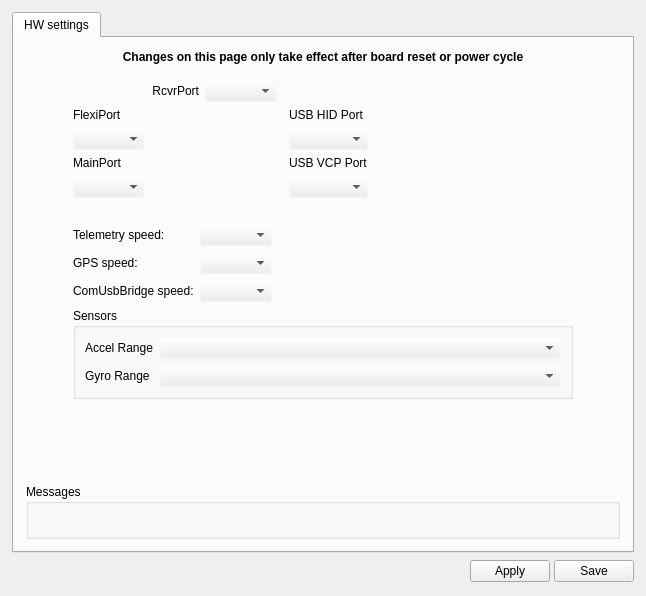
Qt form ground/gcs/src/plugins/config/cc_hw_settings.ui (TauLabs/TauLabs) before a commit.
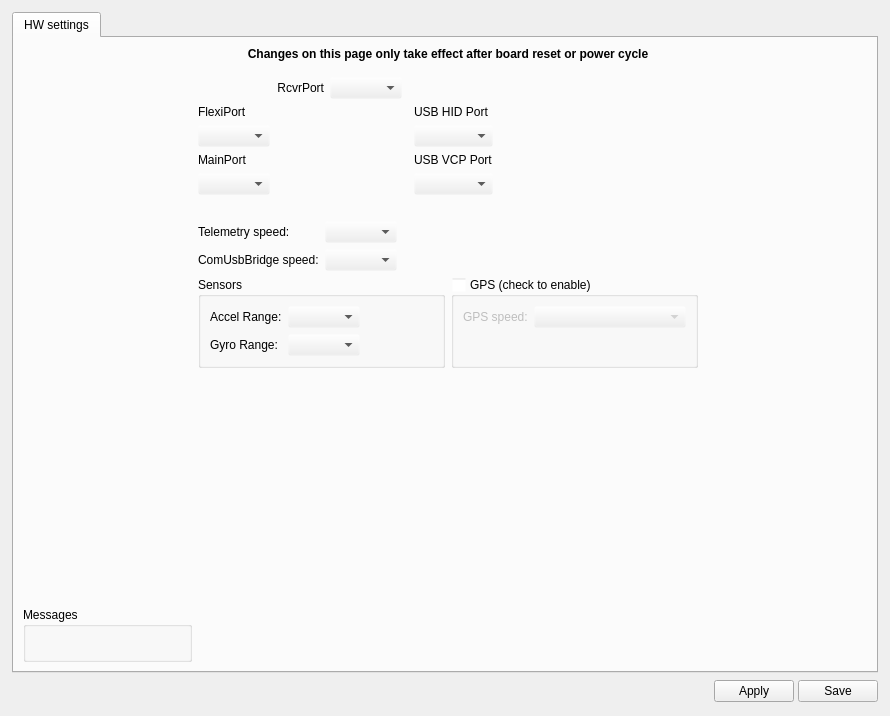
The same form after that commit. Icons and pictures are not drawn.

Commit message: Add GPS groupbox to hardware tab.

Patch:
```diff
--- a/ground/gcs/src/plugins/config/cc_hw_settings.ui
+++ b/ground/gcs/src/plugins/config/cc_hw_settings.ui
@@ -6,8 +6,8 @@
    <rect>
     <x>0</x>
     <y>0</y>
-    <width>646</width>
-    <height>596</height>
+    <width>890</width>
+    <height>716</height>
    </rect>
   </property>
   <property name="windowTitle">
@@ -110,130 +110,12 @@
            <rect>
             <x>0</x>
             <y>0</y>
-            <width>601</width>
-            <height>528</height>
+            <width>860</width>
+            <height>616</height>
            </rect>
           </property>
           <layout class="QGridLayout" name="gridLayout_3">
-           <property name="margin">
-            <number>12</number>
-           </property>
-           <item row="3" column="1">
-            <layout class="QHBoxLayout" name="horizontalLayout">
-             <item>
-              <layout class="QGridLayout" name="gridLayout_2">
-               <item row="0" column="0">
-                <widget class="QLabel" name="telemetrySpeedLabel">
-                 <property name="text">
-                  <string>Telemetry speed:</string>
-                 </property>
-                </widget>
-               </item>
-               <item row="1" column="0">
-                <widget class="QLabel" name="GpsSpeedLabel">
-                 <property name="minimumSize">
-                  <size>
-                   <width>55</width>
-                   <height>0</height>
-                  </size>
-                 </property>
-                 <property name="text">
-                  <string>GPS speed:</string>
-                 </property>
-                </widget>
-               </item>
-               <item row="2" column="0">
-                <widget class="QLabel" name="ComUsbBridgeSpeedLabel">
-                 <property name="minimumSize">
-                  <size>
-                   <width>55</width>
-                   <height>0</height>
-                  </size>
-                 </property>
-                 <property name="text">
-                  <string>ComUsbBridge speed:</string>
-                 </property>
-                </widget>
-               </item>
-               <item row="0" column="1">
-                <widget class="QComboBox" name="telemetrySpeed">
-                 <property name="toolTip">
-                  <string>Select the speed here.</string>
-                 </property>
-                </widget>
-               </item>
-               <item row="1" column="1">
-                <widget class="QComboBox" name="gpsSpeed">
-                 <property name="toolTip">
-                  <string>Select the speed here.</string>
-                 </property>
-                </widget>
-               </item>
-               <item row="2" column="1">
-                <widget class="QComboBox" name="comUsbBridgeSpeed">
-                 <property name="toolTip">
-                  <string>Select the speed here.</string>
-                 </property>
-                </widget>
-               </item>
-              </layout>
-             </item>
-             <item>
-              <spacer name="horizontalSpacer_3">
-               <property name="orientation">
-                <enum>Qt::Horizontal</enum>
-               </property>
-               <property name="sizeHint" stdset="0">
-                <size>
-                 <width>40</width>
-                 <height>20</height>
-                </size>
-               </property>
-              </spacer>
-             </item>
-            </layout>
-           </item>
-           <item row="6" column="0" colspan="3">
-            <widget class="QGroupBox" name="groupBox_2">
-             <property name="sizePolicy">
-              <sizepolicy hsizetype="Preferred" vsizetype="Minimum">
-               <horstretch>0</horstretch>
-               <verstretch>0</verstretch>
-              </sizepolicy>
-             </property>
-             <property name="minimumSize">
-              <size>
-               <width>0</width>
-               <height>50</height>
-              </size>
-             </property>
-             <property name="title">
-              <string>Messages</string>
-             </property>
-             <layout class="QHBoxLayout" name="horizontalLayout_3">
-              <item>
-               <widget class="QLabel" name="problems">
-                <property name="font">
-                 <font>
-                  <weight>75</weight>
-                  <bold>true</bold>
-                 </font>
-                </property>
-                <property name="text">
-                 <string/>
-                </property>
-                <property name="textFormat">
-                 <enum>Qt::AutoText</enum>
-                </property>
-                <property name="wordWrap">
-                 <bool>true</bool>
-                </property>
-               </widget>
-              </item>
-             </layout>
-            </widget>
-           </item>
-           <item row="0" column="1">
+           <item row="0" column="1" colspan="2">
             <widget class="QLabel" name="label_6">
              <property name="sizePolicy">
               <sizepolicy hsizetype="Preferred" vsizetype="Preferred">
@@ -270,20 +152,36 @@
              </property>
             </widget>
            </item>
-           <item row="5" column="1">
-            <spacer name="verticalSpacer">
+           <item row="1" column="1">
+            <spacer name="verticalSpacer_2">
              <property name="orientation">
               <enum>Qt::Vertical</enum>
              </property>
+             <property name="sizeType">
+              <enum>QSizePolicy::Fixed</enum>
+             </property>
              <property name="sizeHint" stdset="0">
               <size>
                <width>20</width>
-               <height>25</height>
+               <height>10</height>
               </size>
              </property>
             </spacer>
            </item>
-           <item row="2" column="1">
+           <item row="2" column="0">
+            <spacer name="horizontalSpacer_4">
+             <property name="orientation">
+              <enum>Qt::Horizontal</enum>
+             </property>
+             <property name="sizeHint" stdset="0">
+              <size>
+               <width>40</width>
+               <height>20</height>
+              </size>
+             </property>
+            </spacer>
+           </item>
+           <item row="2" column="1" colspan="2">
             <layout class="QGridLayout" name="gridLayout" rowstretch="0,0,0,0,0,0">
              <item row="5" column="0">
               <widget class="QLabel" name="label_4">
@@ -382,36 +280,7 @@
              </item>
             </layout>
            </item>
-           <item row="2" column="0">
-            <spacer name="horizontalSpacer_4">
-             <property name="orientation">
-              <enum>Qt::Horizontal</enum>
-             </property>
-             <property name="sizeHint" stdset="0">
-              <size>
-               <width>40</width>
-               <height>20</height>
-              </size>
-             </property>
-            </spacer>
-           </item>
-           <item row="1" column="1">
-            <spacer name="verticalSpacer_2">
-             <property name="orientation">
-              <enum>Qt::Vertical</enum>
-             </property>
-             <property name="sizeType">
-              <enum>QSizePolicy::Fixed</enum>
-             </property>
-             <property name="sizeHint" stdset="0">
-              <size>
-               <width>20</width>
-               <height>10</height>
-              </size>
-             </property>
-            </spacer>
-           </item>
-           <item row="2" column="2">
+           <item row="2" column="3">
             <spacer name="horizontalSpacer_5">
              <property name="orientation">
               <enum>Qt::Horizontal</enum>
@@ -424,16 +293,74 @@
              </property>
             </spacer>
            </item>
+           <item row="3" column="1" colspan="2">
+            <layout class="QHBoxLayout" name="horizontalLayout">
+             <item>
+              <layout class="QGridLayout" name="gridLayout_2">
+               <item row="0" column="0">
+                <widget class="QLabel" name="telemetrySpeedLabel">
+                 <property name="text">
+                  <string>Telemetry speed:</string>
+                 </property>
+                </widget>
+               </item>
+               <item row="1" column="0">
+                <widget class="QLabel" name="ComUsbBridgeSpeedLabel">
+                 <property name="minimumSize">
+                  <size>
+                   <width>55</width>
+                   <height>0</height>
+                  </size>
+                 </property>
+                 <property name="text">
+                  <string>ComUsbBridge speed:</string>
+                 </property>
+                </widget>
+               </item>
+               <item row="0" column="1">
+                <widget class="QComboBox" name="telemetrySpeed">
+                 <property name="toolTip">
+                  <string>Select the speed here.</string>
+                 </property>
+                </widget>
+               </item>
+               <item row="1" column="1">
+                <widget class="QComboBox" name="comUsbBridgeSpeed">
+                 <property name="toolTip">
+                  <string>Select the speed here.</string>
+                 </property>
+                </widget>
+               </item>
+              </layout>
+             </item>
+             <item>
+              <spacer name="horizontalSpacer_3">
+               <property name="orientation">
+                <enum>Qt::Horizontal</enum>
+               </property>
+               <property name="sizeHint" stdset="0">
+                <size>
+                 <width>40</width>
+                 <height>20</height>
+                </size>
+               </property>
+              </spacer>
+             </item>
+            </layout>
+           </item>
            <item row="4" column="1">
             <widget class="QGroupBox" name="groupBox">
              <property name="title">
               <string>Sensors</string>
              </property>
              <layout class="QFormLayout" name="formLayout">
+              <property name="fieldGrowthPolicy">
+               <enum>QFormLayout::FieldsStayAtSizeHint</enum>
+              </property>
               <item row="0" column="0">
                <widget class="QLabel" name="label">
                 <property name="text">
-                 <string>Accel Range</string>
+                 <string>Accel Range:</string>
                 </property>
                </widget>
               </item>
@@ -451,7 +378,7 @@
               <item row="1" column="0">
                <widget class="QLabel" name="label_10">
                 <property name="text">
-                 <string>Gyro Range</string>
+                 <string>Gyro Range:</string>
                 </property>
                </widget>
               </item>
@@ -469,6 +396,94 @@
              </layout>
             </widget>
            </item>
+           <item row="4" column="2">
+            <widget class="QGroupBox" name="groupBoxGPS">
+             <property name="title">
+              <string>GPS (check to enable)</string>
+             </property>
+             <property name="checkable">
+              <bool>true</bool>
+             </property>
+             <property name="checked">
+              <bool>false</bool>
+             </property>
+             <layout class="QFormLayout" name="formLayout_2">
+              <item row="0" column="0">
+               <widget class="QLabel" name="GpsSpeedLabel">
+                <property name="minimumSize">
+                 <size>
+                  <width>55</width>
+                  <height>0</height>
+                 </size>
+                </property>
+                <property name="text">
+                 <string>GPS speed:</string>
+                </property>
+               </widget>
+              </item>
+              <item row="0" column="1">
+               <widget class="QComboBox" name="gpsSpeed">
+                <property name="toolTip">
+                 <string>Select the speed here.</string>
+                </property>
+               </widget>
+              </item>
+             </layout>
+            </widget>
+           </item>
+           <item row="5" column="1">
+            <spacer name="verticalSpacer">
+             <property name="orientation">
+              <enum>Qt::Vertical</enum>
+             </property>
+             <property name="sizeHint" stdset="0">
+              <size>
+               <width>20</width>
+               <height>25</height>
+              </size>
+             </property>
+            </spacer>
+           </item>
+           <item row="6" column="0">
+            <widget class="QGroupBox" name="groupBox_2">
+             <property name="sizePolicy">
+              <sizepolicy hsizetype="Preferred" vsizetype="Minimum">
+               <horstretch>0</horstretch>
+               <verstretch>0</verstretch>
+              </sizepolicy>
+             </property>
+             <property name="minimumSize">
+              <size>
+               <width>0</width>
+               <height>50</height>
+              </size>
+             </property>
+             <property name="title">
+              <string>Messages</string>
+             </property>
+             <layout class="QHBoxLayout" name="horizontalLayout_3">
+              <item>
+               <widget class="QLabel" name="problems">
+                <property name="font">
+                 <font>
+                  <weight>75</weight>
+                  <bold>true</bold>
+                 </font>
+                </property>
+                <property name="text">
+                 <string/>
+                </property>
+                <property name="textFormat">
+                 <enum>Qt::AutoText</enum>
+                </property>
+                <property name="wordWrap">
+                 <bool>true</bool>
+                </property>
+               </widget>
+              </item>
+             </layout>
+            </widget>
+           </item>
           </layout>
          </widget>
         </widget>
```
The commit also changes 2 other files.
